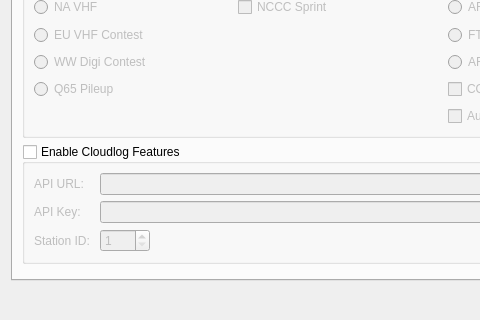
This is Configuration.ui in uaro-radio/wsjtx as Qt 5 draws it before an edit; both pictures show x 0 to 480 and y 396 to 716 of the 877 by 716 pixel window. The edited form follows.
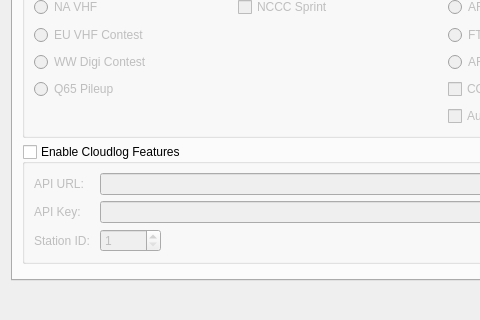
This is the edited form. The open tabs and pages were chosen to show the change. Custom widgets are drawn as their Qt base class.

Commit message: Save some vertical space (reduce height of the Settings dialog window).

Patch:
```diff
--- a/Configuration.ui
+++ b/Configuration.ui
@@ -3105,7 +3105,7 @@
                <number>1</number>
               </property>
               <property name="maximum">
-               <number>999</number>
+               <number>99999</number>
               </property>
              </widget>
             </item>
```
Left out of the diff: 6 changed lines with no effect on the pictures. The commit also changes 2 other files.
